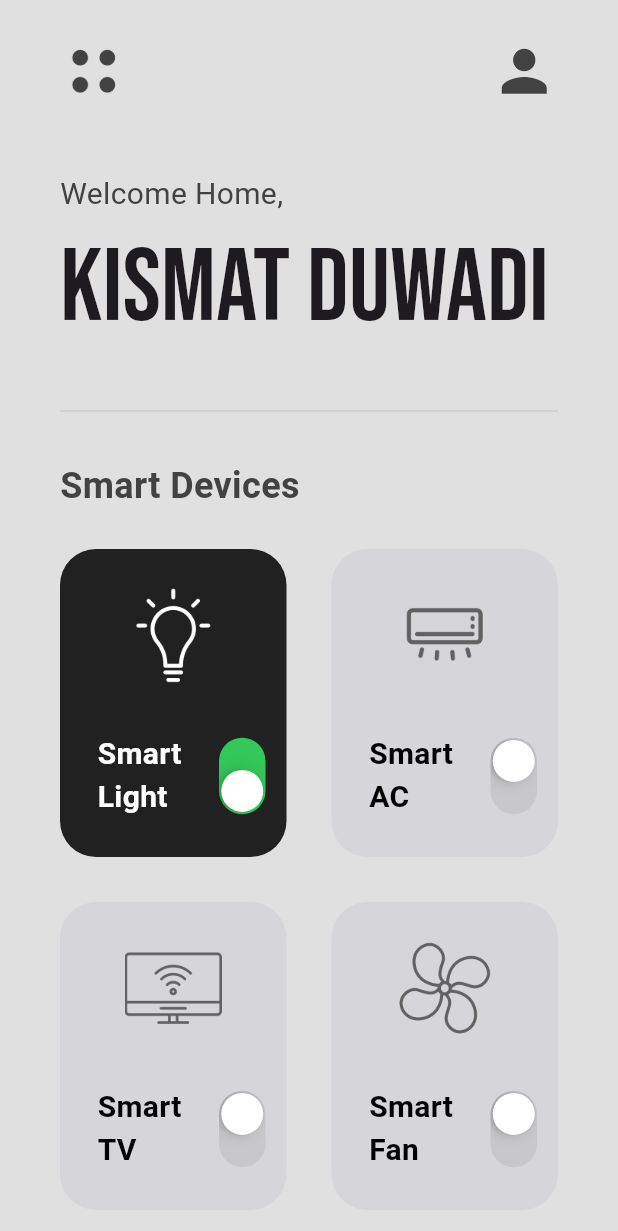
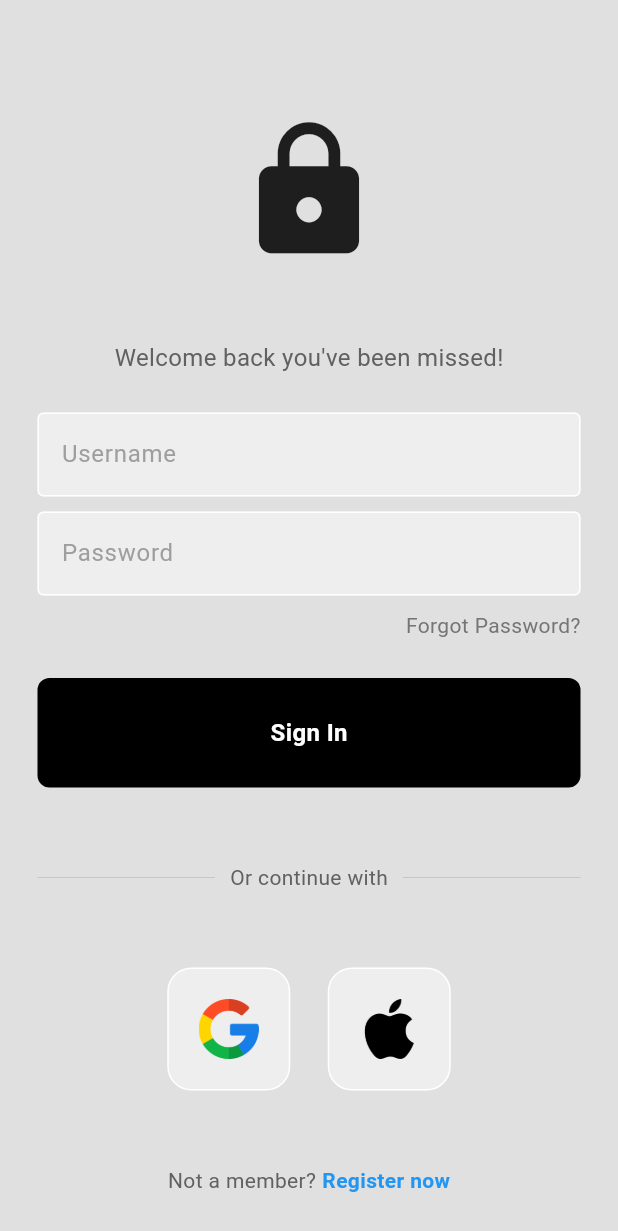
Before and after one commit to kismatTech/Home-Automation-System, a Flutter app: the screen it shows after launch, on a phone screen of 412 x 824 dp. Shown: the top 1231 px of the screen. Run offline on Flutter 3.47's test engine with Material 3 defaults, Android fonts, the phone set to English and light mode, and no system bars; our stand-ins replace firebase_core, google_fonts; accounts and stored records are empty.

Commit message:
login page

```diff
--- /dev/null
+++ b/lib/components/my_button.dart
@@ -0,0 +1,32 @@
+import 'package:flutter/material.dart';
+
+class MyButton extends StatelessWidget {
+  final Function()? onTap;
+
+  const MyButton({super.key, required this.onTap});
+
+  @override
+  Widget build(BuildContext context) {
+    return GestureDetector(
+      onTap: onTap,
+      child: Container(
+        padding: const EdgeInsets.all(25),
+        margin: const EdgeInsets.symmetric(horizontal: 25),
+        decoration: BoxDecoration(
+          color: Colors.black,
+          borderRadius: BorderRadius.circular(8),
+        ),
+        child: const Center(
+          child: Text(
+            "Sign In",
+            style: TextStyle(
+              color: Colors.white,
+              fontWeight: FontWeight.bold,
+              fontSize: 16,
+            ),
+          ),
+        ),
+      ),
+    );
+  }
+}
--- /dev/null
+++ b/lib/components/my_textfield.dart
@@ -0,0 +1,36 @@
+import 'package:flutter/material.dart';
+
+class MyTextField extends StatelessWidget {
+  final controller;
+  final String hintText;
+  final bool obscureText;
+
+  const MyTextField({
+    super.key,
+    required this.controller,
+    required this.hintText,
+    required this.obscureText,
+  });
+
+  @override
+  Widget build(BuildContext context) {
+    return Padding(
+      padding: const EdgeInsets.symmetric(horizontal: 25.0),
+      child: TextField(
+        controller: controller,
+        obscureText: obscureText,
+        decoration: InputDecoration(
+            enabledBorder: const OutlineInputBorder(
+              borderSide: BorderSide(color: Colors.white),
+            ),
+            focusedBorder: OutlineInputBorder(
+              borderSide: BorderSide(color: Colors.grey.shade400),
+            ),
+            fillColor: Colors.grey.shade200,
+            filled: true,
+            hintText: hintText,
+            hintStyle: TextStyle(color: Colors.grey[500])),
+      ),
+    );
+  }
+}
--- /dev/null
+++ b/lib/components/square_tile.dart
@@ -0,0 +1,25 @@
+import 'package:flutter/material.dart';
+
+class SquareTile extends StatelessWidget {
+  final String imagePath;
+  const SquareTile({
+    super.key,
+    required this.imagePath,
+  });
+
+  @override
+  Widget build(BuildContext context) {
+    return Container(
+      padding: EdgeInsets.all(20),
+      decoration: BoxDecoration(
+        border: Border.all(color: Colors.white),
+        borderRadius: BorderRadius.circular(16),
+        color: Colors.grey[200],
+      ),
+      child: Image.asset(
+        imagePath,
+        height: 40,
+      ),
+    );
+  }
+}
--- a/lib/main.dart
+++ b/lib/main.dart
@@ -1,4 +1,5 @@
 import 'package:firebase_core/firebase_core.dart';
+import 'pages/login_page.dart';
 import 'firebase_options.dart';
 import 'package:flutter/material.dart';
 import 'pages/home_page.dart';
@@ -18,9 +19,9 @@ class MyApp extends StatelessWidget {
 
   @override
   Widget build(BuildContext context) {
-    return const MaterialApp(
+    return MaterialApp(
       debugShowCheckedModeBanner: false,
-      home: HomePage(),
+      home: LoginPage(),
     );
   }
 }
--- a/lib/pages/home_page.dart
+++ b/lib/pages/home_page.dart
@@ -1,6 +1,6 @@
 import 'package:flutter/material.dart';
 import 'package:google_fonts/google_fonts.dart';
-import 'package:smarthomeui/util/smart_device_box.dart';
+import 'package:homeautomation/util/smart_device_box.dart';
 
 class HomePage extends StatefulWidget {
   const HomePage({super.key});
--- /dev/null
+++ b/lib/pages/login_page.dart
@@ -0,0 +1,157 @@
+import 'package:flutter/material.dart';
+import 'package:homeautomation/components/my_button.dart';
+import 'package:homeautomation/components/my_textfield.dart';
+import 'package:homeautomation/components/square_tile.dart';
+
+class LoginPage extends StatelessWidget {
+  LoginPage({super.key});
+
+  // text editing controllers
+  final usernameController = TextEditingController();
+  final passwordController = TextEditingController();
+
+  // sign user in method
+  void signUserIn() {}
+
+  @override
+  Widget build(BuildContext context) {
+    return Scaffold(
+      backgroundColor: Colors.grey[300],
+      body: SafeArea(
+        child: Center(
+          child: Column(
+            mainAxisAlignment: MainAxisAlignment.center,
+            children: [
+              const SizedBox(height: 50),
+
+              // logo
+              const Icon(
+                Icons.lock,
+                size: 100,
+              ),
+
+              const SizedBox(height: 50),
+
+              // welcome back, you've been missed!
+              Text(
+                'Welcome back you\'ve been missed!',
+                style: TextStyle(
+                  color: Colors.grey[700],
+                  fontSize: 16,
+                ),
+              ),
+
+              const SizedBox(height: 25),
+
+              // username textfield
+              MyTextField(
+                controller: usernameController,
+                hintText: 'Username',
+                obscureText: false,
+              ),
+
+              const SizedBox(height: 10),
+
+              // password textfield
+              MyTextField(
+                controller: passwordController,
+                hintText: 'Password',
+                obscureText: true,
+              ),
+
+              const SizedBox(height: 10),
+
+              // forgot password?
+              Padding(
+                padding: const EdgeInsets.symmetric(horizontal: 25.0),
+                child: Row(
+                  mainAxisAlignment: MainAxisAlignment.end,
+                  children: [
+                    Text(
+                      'Forgot Password?',
+                      style: TextStyle(color: Colors.grey[600]),
+                    ),
+                  ],
+                ),
+              ),
+
+              const SizedBox(height: 25),
+
+              // sign in button
+              MyButton(
+                onTap: signUserIn,
+              ),
+
+              const SizedBox(height: 50),
+
+              // or continue with
+              Padding(
+                padding: const EdgeInsets.symmetric(horizontal: 25.0),
+                child: Row(
+                  children: [
+                    Expanded(
+                      child: Divider(
+                        thickness: 0.5,
+                        color: Colors.grey[400],
+                      ),
+                    ),
+                    Padding(
+                      padding: const EdgeInsets.symmetric(horizontal: 10.0),
+                      child: Text(
+                        'Or continue with',
+                        style: TextStyle(color: Colors.grey[700]),
+                      ),
+                    ),
+                    Expanded(
+                      child: Divider(
+                        thickness: 0.5,
+                        color: Colors.grey[400],
+                      ),
+                    ),
+                  ],
+                ),
+              ),
+
+              const SizedBox(height: 50),
+
+              // google + apple sign in buttons
+              Row(
+                mainAxisAlignment: MainAxisAlignment.center,
+                children: const [
+                  // google button
+                  SquareTile(imagePath: 'lib/icons/google.png'),
+
+                  SizedBox(width: 25),
+
+                  // apple button
+                  SquareTile(imagePath: 'lib/icons/apple.png')
+                ],
+              ),
+
+              const SizedBox(height: 50),
+
+              // not a member? register now
+              Row(
+                mainAxisAlignment: MainAxisAlignment.center,
+                children: [
+                  Text(
+                    'Not a member?',
+                    style: TextStyle(color: Colors.grey[700]),
+                  ),
+                  const SizedBox(width: 4),
+                  const Text(
+                    'Register now',
+                    style: TextStyle(
+                      color: Colors.blue,
+                      fontWeight: FontWeight.bold,
+                    ),
+                  ),
+                ],
+              )
+            ],
+          ),
+        ),
+      ),
+    );
+  }
+}
--- a/pubspec.yaml
+++ b/pubspec.yaml
@@ -1,4 +1,4 @@
-name: smarthomeui
+name: homeautomation
 description: "A new Flutter project."
 # The following line prevents the package from being accidentally published to
 # pub.dev using `flutter pub publish`. This is preferred for private packages.
```
Also changed, not shown: 1 other file.
